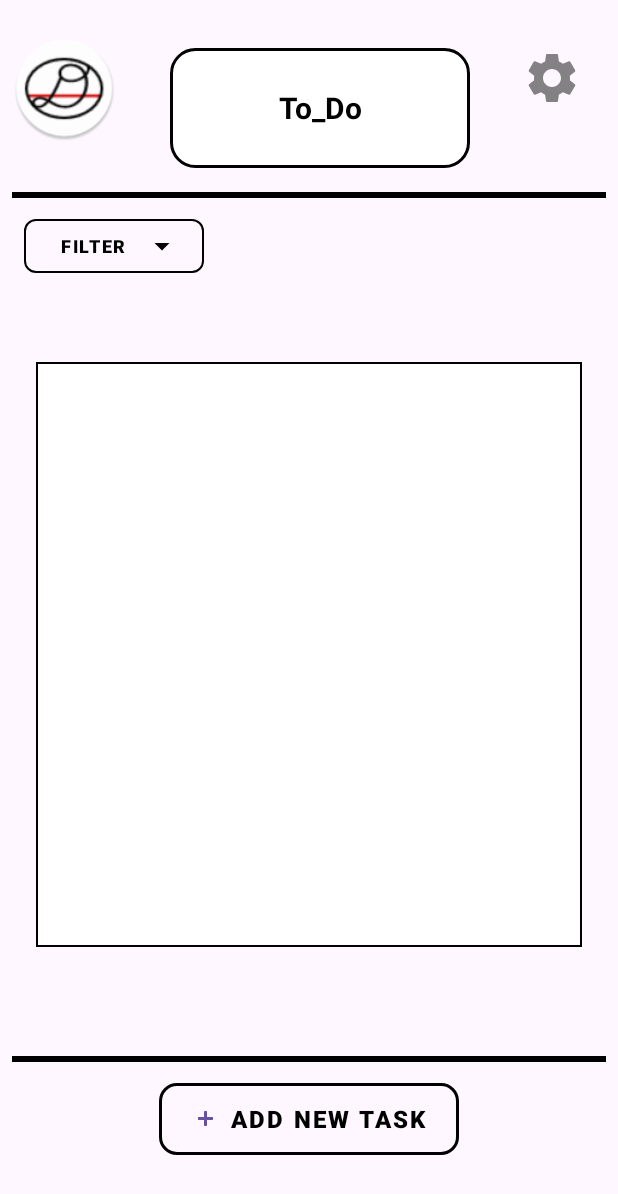
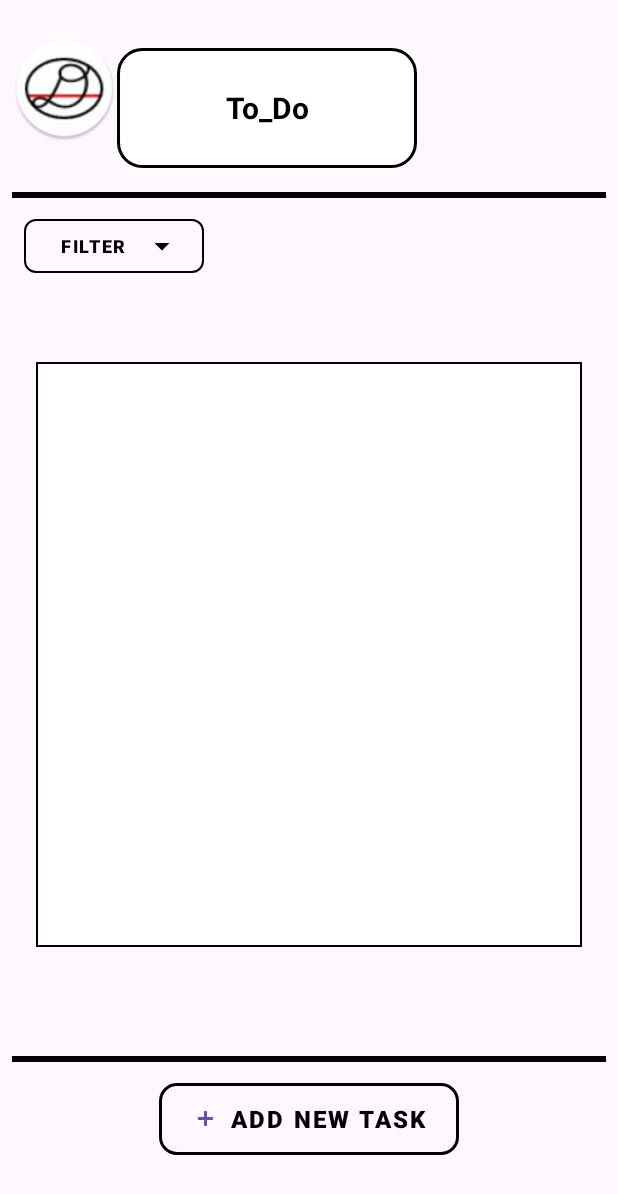
Before and after one commit to ian544/Deadline, an Android app: the ListFragment screen opened directly, with no data from a screen before it, on a phone screen of 412 x 824 dp. Shown: the top 1194 px of the screen. Run offline under Robolectric (Android 15) with nearby library versions, the phone set to English and light mode, and no system bars; our stand-ins replace Room's generated code.

Commit message:
settings button go bye bye

```diff
--- a/DeadlineSketch_241124/DeadlineSketch/app/src/main/java/ca/unb/mobiledev/deadlinesketch/ListFragment.kt
+++ b/DeadlineSketch_241124/DeadlineSketch/app/src/main/java/ca/unb/mobiledev/deadlinesketch/ListFragment.kt
@@ -46,7 +46,7 @@ class ListFragment : Fragment(R.layout.fragment_list) {
             startActivity(intent)
         }
 
-        val gearIcon: ImageView = view.findViewById(R.id.gearIcon)
+        /*val gearIcon: ImageView = view.findViewById(R.id.gearIcon)
         gearIcon.setOnClickListener { popupView ->
             val inflater: LayoutInflater = context?.getSystemService(LAYOUT_INFLATER_SERVICE) as LayoutInflater
             val contentView: View = inflater.inflate(R.layout.popup_layout, null)
@@ -62,7 +62,7 @@ class ListFragment : Fragment(R.layout.fragment_list) {
             })
             popupWindow.isFocusable = true
             popupWindow.showAsDropDown(popupView, 0, 0)
-        }
+        }*/
 
         val filterButton: MaterialButton = view.findViewById(R.id.FilterButton)
         filterButton.setOnClickListener { popupView ->
--- a/DeadlineSketch_241124/DeadlineSketch/app/src/main/res/layout/fragment_list.xml
+++ b/DeadlineSketch_241124/DeadlineSketch/app/src/main/res/layout/fragment_list.xml
@@ -17,35 +17,21 @@
         app:layout_constraintStart_toStartOf="parent"
         app:layout_constraintTop_toTopOf="parent" />
 
-    <ImageView
-        android:id="@+id/gearIcon"
-        android:layout_width="40dp"
-        android:layout_height="40dp"
-        android:layout_gravity="center"
-        android:layout_marginTop="24dp"
-        android:layout_marginEnd="16dp"
-        android:contentDescription="@string/gear_icon_desc"
-        android:src="@drawable/ic_action_name"
-        app:layout_constraintEnd_toEndOf="parent"
-        app:layout_constraintTop_toTopOf="parent" />
-
     <TextView
         android:id="@+id/ListTitle"
+        android:layout_width="200dp"
         android:layout_height="80dp"
-        android:layout_width="200dp"
         android:layout_marginTop="16dp"
         android:layout_marginBottom="8dp"
+        android:background="@drawable/rounded_list_border"
+        android:gravity="center"
         android:text="ToDo List"
         android:textColor="@color/black"
         android:textSize="20sp"
         android:textStyle="bold"
-        android:gravity="center"
-        android:background="@drawable/rounded_list_border"
         app:layout_constraintBottom_toTopOf="@+id/divider"
-        app:layout_constraintEnd_toStartOf="@+id/gearIcon"
         app:layout_constraintStart_toEndOf="@+id/logo_home"
-        app:layout_constraintTop_toTopOf="parent"
-        />
+        app:layout_constraintTop_toTopOf="parent" />
 
     <com.google.android.material.button.MaterialButton
         android:id="@+id/toListButton"
```
